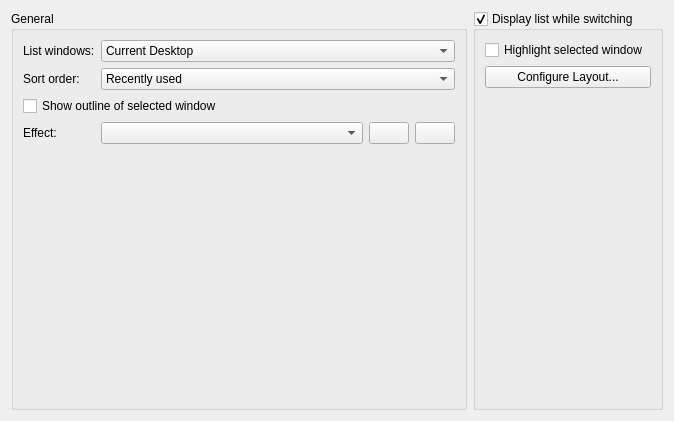
First picture: the form in kcmkwin/kwintabbox/main.ui, repository KDE/kwin, before the edit.
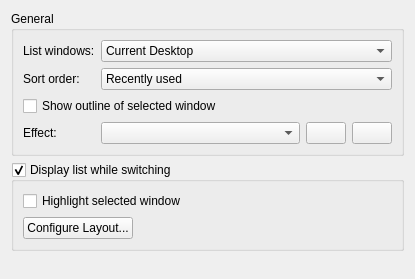
Second picture: the form after the edit. Custom widgets are drawn as their Qt base class.

Commit message: Improved window layout.

```diff
--- a/kcmkwin/kwintabbox/main.ui
+++ b/kcmkwin/kwintabbox/main.ui
@@ -6,54 +6,12 @@
    <rect>
     <x>0</x>
     <y>0</y>
-    <width>674</width>
-    <height>421</height>
+    <width>415</width>
+    <height>279</height>
    </rect>
   </property>
-  <layout class="QGridLayout" name="gridLayout">
-   <item row="0" column="1">
-    <widget class="QGroupBox" name="showTabBox">
-     <property name="title">
-      <string>Display list while switching</string>
-     </property>
-     <property name="checkable">
-      <bool>true</bool>
-     </property>
-     <layout class="QVBoxLayout" name="verticalLayout">
-      <item>
-       <widget class="QCheckBox" name="highlightWindowCheck">
-        <property name="toolTip">
-         <string>The currently selected window will be highlighted by fading out all other windows. This option requires desktop effects to be active.</string>
-        </property>
-        <property name="text">
-         <string>Highlight selected window</string>
-        </property>
-       </widget>
-      </item>
-      <item>
-       <widget class="KPushButton" name="layoutConfigButton">
-        <property name="text">
-         <string>Configure Layout...</string>
-        </property>
-       </widget>
-      </item>
-      <item>
-       <spacer name="verticalSpacer_2">
-        <property name="orientation">
-         <enum>Qt::Vertical</enum>
-        </property>
-        <property name="sizeHint" stdset="0">
-         <size>
-          <width>20</width>
-          <height>40</height>
-         </size>
-        </property>
-       </spacer>
-      </item>
-     </layout>
-    </widget>
-   </item>
-   <item row="0" column="0">
+  <layout class="QVBoxLayout" name="verticalLayout">
+   <item>
     <widget class="QGroupBox" name="groupBox">
      <property name="title">
       <string>General</string>
@@ -179,15 +137,44 @@
         </item>
        </layout>
       </item>
-      <item row="4" column="0">
-       <spacer name="verticalSpacer">
+     </layout>
+    </widget>
+   </item>
+   <item>
+    <widget class="QGroupBox" name="showTabBox">
+     <property name="title">
+      <string>Display list while switching</string>
+     </property>
+     <property name="checkable">
+      <bool>true</bool>
+     </property>
+     <layout class="QGridLayout" name="gridLayout">
+      <item row="0" column="0" colspan="2">
+       <widget class="QCheckBox" name="highlightWindowCheck">
+        <property name="toolTip">
+         <string>The currently selected window will be highlighted by fading out all other windows. This option requires desktop effects to be active.</string>
+        </property>
+        <property name="text">
+         <string>Highlight selected window</string>
+        </property>
+       </widget>
+      </item>
+      <item row="1" column="0">
+       <widget class="KPushButton" name="layoutConfigButton">
+        <property name="text">
+         <string>Configure Layout...</string>
+        </property>
+       </widget>
+      </item>
+      <item row="1" column="1">
+       <spacer name="horizontalSpacer">
         <property name="orientation">
-         <enum>Qt::Vertical</enum>
+         <enum>Qt::Horizontal</enum>
         </property>
         <property name="sizeHint" stdset="0">
          <size>
-          <width>20</width>
-          <height>40</height>
+          <width>40</width>
+          <height>20</height>
          </size>
         </property>
        </spacer>
@@ -195,6 +182,19 @@
      </layout>
     </widget>
    </item>
+   <item>
+    <spacer name="verticalSpacer">
+     <property name="orientation">
+      <enum>Qt::Vertical</enum>
+     </property>
+     <property name="sizeHint" stdset="0">
+      <size>
+       <width>20</width>
+       <height>5</height>
+      </size>
+     </property>
+    </spacer>
+   </item>
   </layout>
  </widget>
  <customwidgets>
```
